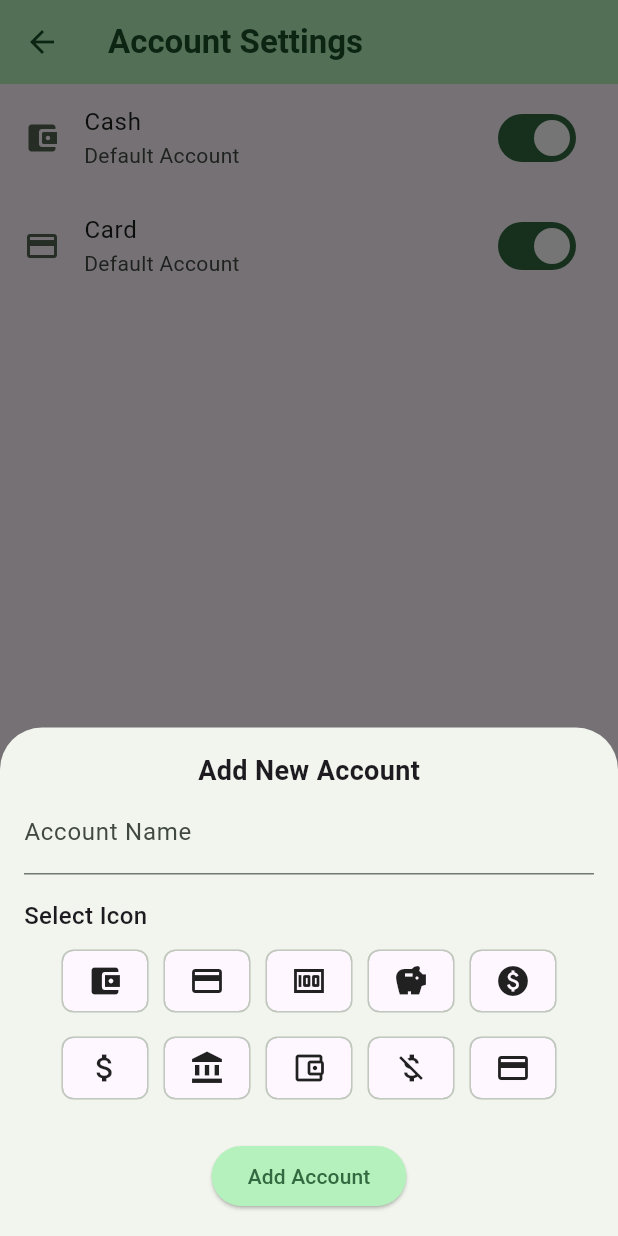
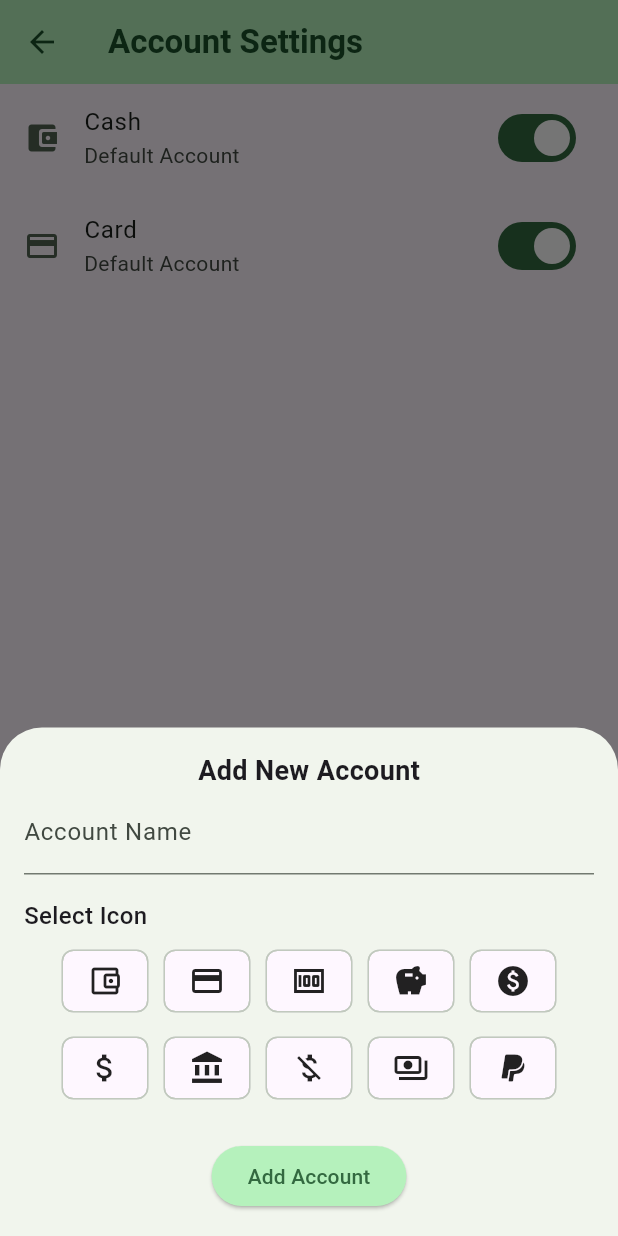
Before and after one commit to mutafyan/expense_tracker, a Flutter app: the AccountSettingsScreen screen opened directly, after a tap on the "add" icon, on a phone screen of 412 x 824 dp. Run offline on Flutter 3.47's test engine with Material 3 defaults, Android fonts, the phone set to English and light mode, and no system bars; our stand-ins replace sqflite; accounts and stored records are empty.

Commit message:
minor changes

```diff
--- a/lib/data/db_helper.dart
+++ b/lib/data/db_helper.dart
@@ -1,4 +1,3 @@
-// db_helper.dart
 import 'package:expense_tracker/models/account/account.dart';
 import 'package:expense_tracker/models/expense.dart';
 import 'package:sqflite/sqflite.dart';
--- a/lib/models/account/account.dart
+++ b/lib/models/account/account.dart
@@ -1,4 +1,3 @@
-// models/account/account.dart
 import 'package:flutter/material.dart';
 import 'package:uuid/uuid.dart';
 
--- a/lib/screens/settings/details/account_settings_screen.dart
+++ b/lib/screens/settings/details/account_settings_screen.dart
@@ -1,4 +1,3 @@
-// screens/settings/details/account_settings_screen.dart
 import 'package:expense_tracker/data/db_helper.dart';
 import 'package:expense_tracker/models/account/account.dart';
 import 'package:expense_tracker/widgets/account_manager/add_account_modal.dart';
--- a/lib/screens/settings/settings_item.dart
+++ b/lib/screens/settings/settings_item.dart
@@ -1,4 +1,3 @@
-// screens/settings/settings_item.dart
 import 'package:flutter/material.dart';
 
 class SettingsItem extends StatelessWidget {
--- a/lib/screens/settings/settings_screen.dart
+++ b/lib/screens/settings/settings_screen.dart
@@ -1,4 +1,3 @@
-// screens/settings/settings_screen.dart
 import 'package:expense_tracker/screens/settings/details/account_settings_screen.dart';
 import 'package:expense_tracker/screens/settings/settings_item.dart';
 import 'package:flutter/material.dart';
--- a/lib/widgets/account_manager/add_account_modal.dart
+++ b/lib/widgets/account_manager/add_account_modal.dart
@@ -1,4 +1,3 @@
-// widgets/account_manager/add_account_modal.dart
 import 'package:expense_tracker/data/db_helper.dart';
 import 'package:expense_tracker/models/account/account.dart';
 import 'package:flutter/material.dart';
@@ -20,17 +19,16 @@ class _AddAccountModalState extends State<AddAccountModal> {
 
   // Define a list of icons for selection
   final List<IconData> _availableIcons = [
-    Icons.account_balance_wallet,
+    Icons.account_balance_wallet_outlined,
     Icons.credit_card,
     Icons.money,
     Icons.savings,
     Icons.paid,
     Icons.attach_money,
     Icons.account_balance,
-    Icons.account_balance_wallet_outlined,
     Icons.money_off,
-    Icons.payment,
-    // Add more icons as needed
+    Icons.payments_outlined,
+    Icons.paypal_outlined
   ];
 
   void _submit() async {
@@ -71,7 +69,6 @@ class _AddAccountModalState extends State<AddAccountModal> {
                 key: _formKey,
                 child: Column(
                   children: [
-                    // Account Name
                     TextFormField(
                       decoration:
                           const InputDecoration(labelText: 'Account Name'),
--- a/lib/widgets/account_manager/add_income_modal.dart
+++ b/lib/widgets/account_manager/add_income_modal.dart
@@ -1,4 +1,3 @@
-// widgets/account_manager/add_income_modal.dart
 import 'package:expense_tracker/data/db_helper.dart';
 import 'package:expense_tracker/models/account/account.dart';
 import 'package:flutter/material.dart';
@@ -54,8 +53,8 @@ class _AddIncomeModalState extends State<AddIncomeModal> {
                 children: [
                   // Income Amount
                   TextFormField(
-                    decoration:
-                        const InputDecoration(labelText: 'Income Amount'),
+                    decoration: const InputDecoration(
+                        labelText: 'Income Amount', prefix: Text("֏ ")),
                     keyboardType: TextInputType.number,
                     validator: (value) {
                       if (value == null || value.trim().isEmpty) {
```
